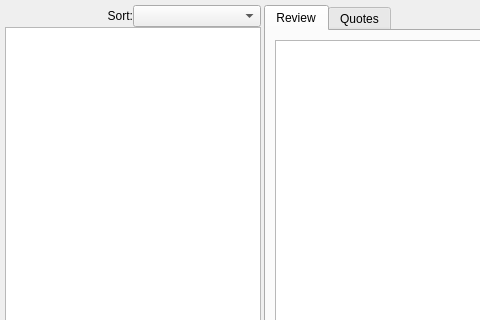
Before: the Qt Designer form mainwindow.ui in artemsmolyak/books, drawn with Qt 5; both pictures show x 0 to 480 and y 0 to 320 of the 1077 by 655 pixel window.
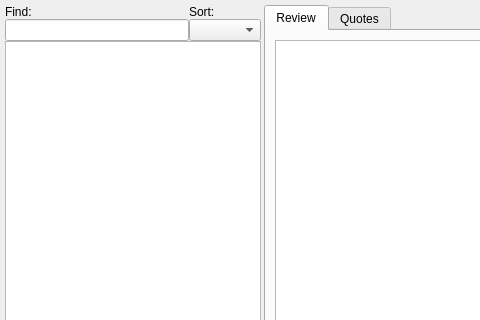
After: the same form once the commit is applied. Icons and pictures are not drawn. Custom widgets are drawn as their Qt base class.

Diff of the .ui file:
```diff
--- a/mainwindow.ui
+++ b/mainwindow.ui
@@ -60,8 +60,11 @@
           <number>0</number>
          </property>
          <item>
-          <layout class="QHBoxLayout" name="horizontalLayout_4">
-           <item>
+          <layout class="QGridLayout" name="gridLayout_5">
+           <item row="1" column="1">
+            <widget class="QComboBox" name="sortComboBox"/>
+           </item>
+           <item row="0" column="1">
             <widget class="QLabel" name="label_2">
              <property name="sizePolicy">
               <sizepolicy hsizetype="Minimum" vsizetype="Minimum">
@@ -75,20 +78,27 @@
                <height>16777215</height>
               </size>
              </property>
+             <property name="layoutDirection">
+              <enum>Qt::LeftToRight</enum>
+             </property>
              <property name="text">
               <string>Sort:</string>
              </property>
              <property name="textFormat">
               <enum>Qt::AutoText</enum>
              </property>
-             <property name="alignment">
-              <set>Qt::AlignRight|Qt::AlignTrailing|Qt::AlignVCenter</set>
+            </widget>
+           </item>
+           <item row="1" column="0">
+            <widget class="QLineEdit" name="lineEdit"/>
+           </item>
+           <item row="0" column="0">
+            <widget class="QLabel" name="label">
+             <property name="text">
+              <string>Find:</string>
              </property>
             </widget>
            </item>
-           <item>
-            <widget class="QComboBox" name="sortComboBox"/>
-           </item>
           </layout>
          </item>
          <item>
```
